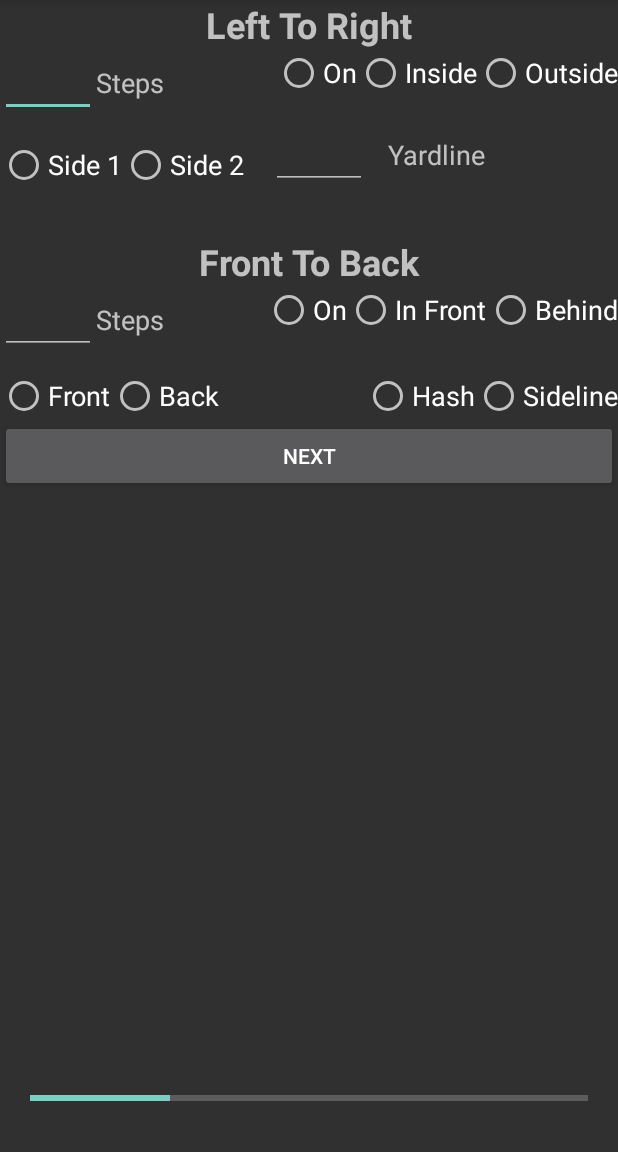
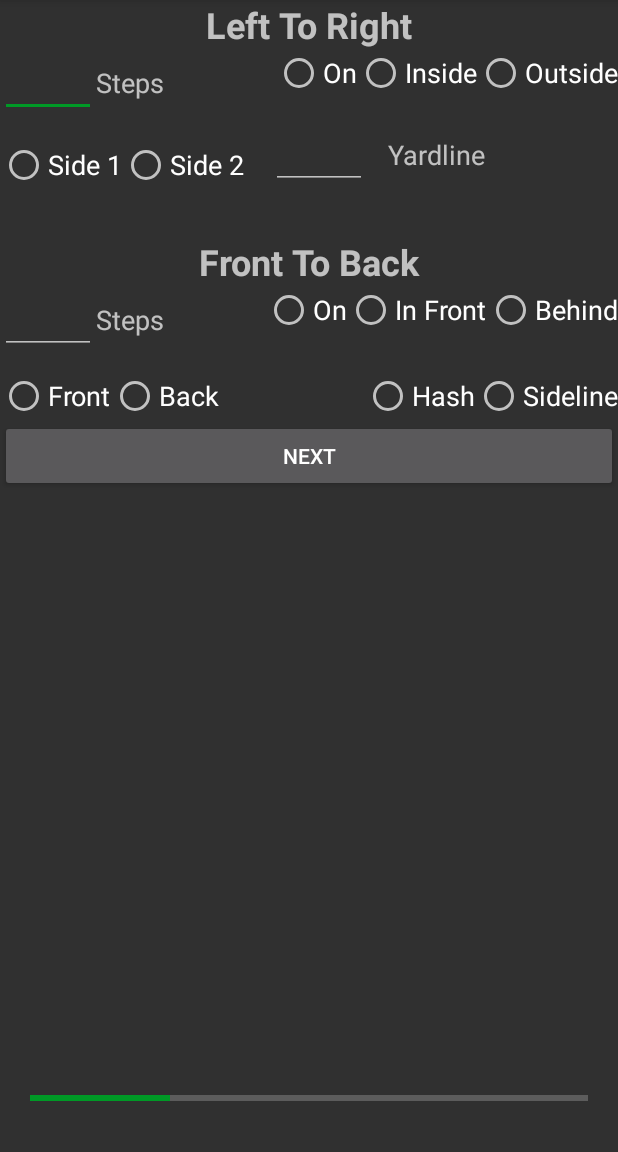
Before and after one commit to youdoof/MarchingBuddy, an Android app: the screen it shows after launch (MainActivity), on a phone screen of 412 x 824 dp, the part 84-1236 px from its top. Run offline under Robolectric (Android 15) with nearby library versions, the phone set to English and light mode, and no system bars.

Commit message:
Theme Changes
Edited theme to be dark with green accents.

```diff
--- a/app/src/main/res/values/colors.xml
+++ b/app/src/main/res/values/colors.xml
@@ -4,4 +4,5 @@
     <color name="colorPrimaryDark">#303F9F</color>
     <color name="colorAccent">#FF4081</color>
     <color name="green_accent_marchingbuddy">#009926</color>
+    <color name="accent_material_dark">#80cbc4</color>
 </resources>
--- a/app/src/main/res/values/styles.xml
+++ b/app/src/main/res/values/styles.xml
@@ -1,5 +1,7 @@
 <resources>
 
-    <style name="MarchingBuddyTheme" parent="Theme.AppCompat" />
+    <style name="MarchingBuddyTheme" parent="Theme.AppCompat">
+        <item name="colorAccent">@color/green_accent_marchingbuddy</item>
+    </style>
 
 </resources>
```
